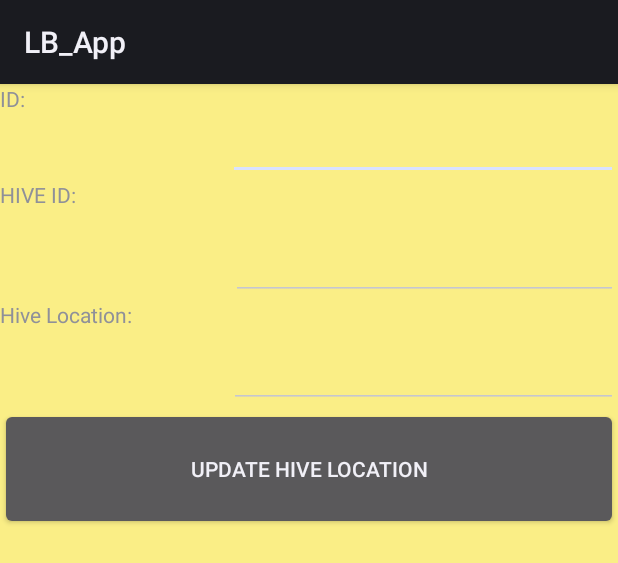
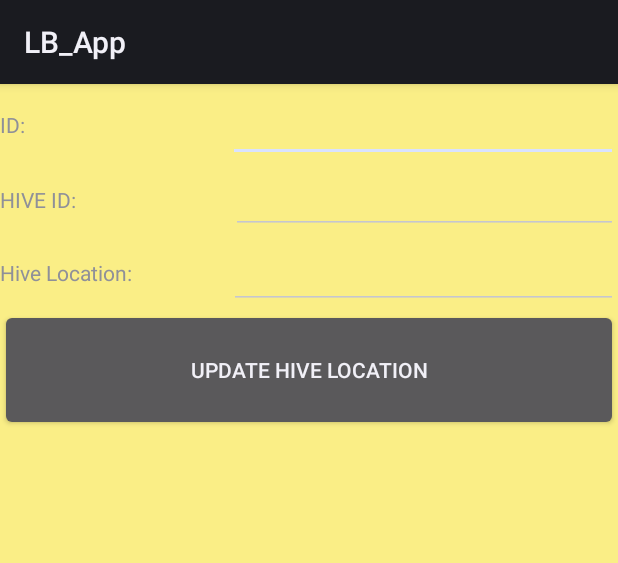
Before and after one commit to LynBee-s/BeeKeeping_App, an Android app: the layout hive_location.xml on its own in the app's theme, with its tools: preview values and no code run, on a phone screen of 412 x 824 dp. Shown: the top 563 px of the screen. Run offline under Robolectric (Android 15) with nearby library versions, the phone set to English and light mode, and no system bars; Roboto replaces fonts that are not available here.

Commit message:
09-05-23

```diff
--- a/app/src/main/res/layout/hive_location.xml
+++ b/app/src/main/res/layout/hive_location.xml
@@ -8,13 +8,13 @@
 
     <LinearLayout
         android:layout_width="match_parent"
-        android:layout_height="64dp"
+        android:layout_height="52dp"
         android:orientation="horizontal">
 
         <TextView
             android:id="@+id/textView43"
             android:layout_width="0dp"
-            android:layout_height="match_parent"
+            android:layout_height="22dp"
             android:layout_weight="1"
             android:text="@string/id" />
 
@@ -22,20 +22,21 @@
             android:id="@+id/id6"
             android:layout_width="107dp"
             android:layout_height="match_parent"
+            android:layout_weight="1"
+            android:autofillHints=""
             android:inputType="textPersonName"
-            android:layout_weight="1"
-            android:autofillHints="" />
+            android:textAlignment="center" />
     </LinearLayout>
 
     <LinearLayout
         android:layout_width="match_parent"
-        android:layout_height="80dp"
+        android:layout_height="48dp"
         android:orientation="horizontal">
 
         <TextView
             android:id="@+id/textView41"
-            android:layout_width="144dp"
-            android:layout_height="match_parent"
+            android:layout_width="154dp"
+            android:layout_height="22dp"
             android:layout_weight="1"
             android:clickable="false"
             android:text="@string/hive_id" />
@@ -48,21 +49,22 @@
         <EditText
             android:id="@+id/hiveid2"
             android:layout_width="258dp"
-            android:layout_height="match_parent"
+            android:layout_height="48dp"
+            android:autofillHints=""
             android:inputType="textPersonName"
             android:text=""
-            android:autofillHints="" />
+            android:textAlignment="center" />
     </LinearLayout>
 
     <LinearLayout
         android:layout_width="match_parent"
-        android:layout_height="72dp"
+        android:layout_height="50dp"
         android:orientation="horizontal">
 
         <TextView
             android:id="@+id/textView42"
             android:layout_width="0dp"
-            android:layout_height="match_parent"
+            android:layout_height="30dp"
             android:layout_weight="1"
             android:clickable="false"
             android:text="@string/hive_location" />
@@ -71,9 +73,10 @@
             android:id="@+id/location2"
             android:layout_width="259dp"
             android:layout_height="match_parent"
+            android:autofillHints=""
             android:inputType="textPersonName"
             android:text=""
-            android:autofillHints="" />
+            android:textAlignment="center" />
 
     </LinearLayout>
 
```
Also changed, not shown: app/src/main/res/layout/exp_list.xml (+8 -8 lines).
